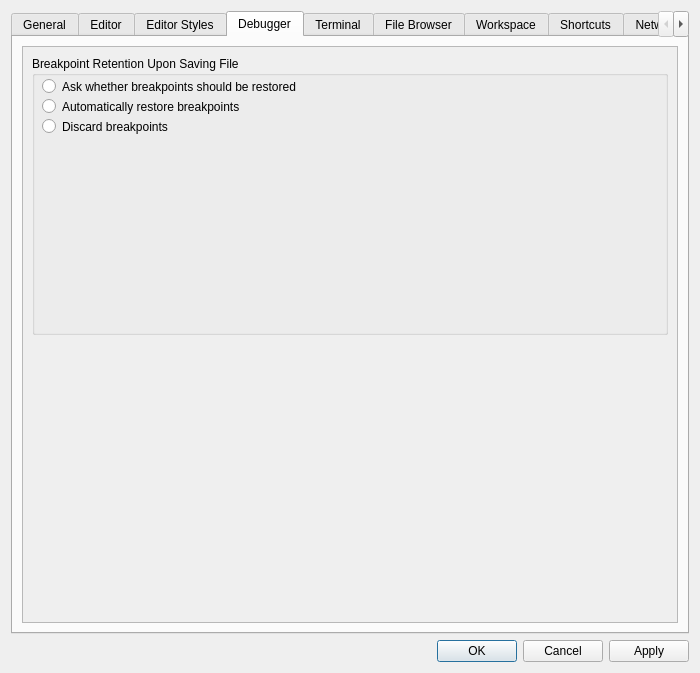
The window that libgui/src/settings-dialog.ui (ctaggart/octave) describes before a commit, drawn with Qt 5.
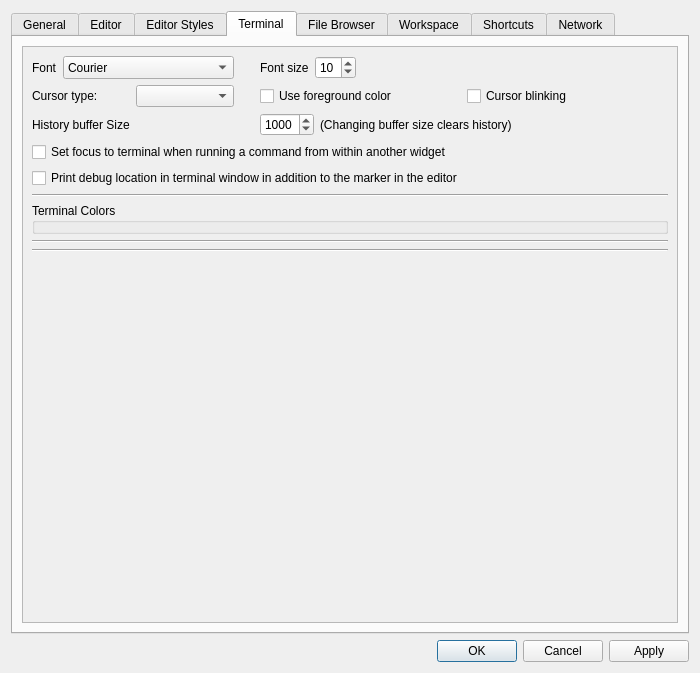
The same window after the commit.

Commit message:
always restore breakpoints of an editor file after saving
* file-editor-tab.cc (save_file): always restore the breakpoints without
  checking preferences or asking the user;
  (notice_settings): no more preferences for restoring the breakpoints

* file-editor-tab.h: removed obsolete class varaibale

* settings-dialog.cc (settings_dialog, write_changed_settings): no more
  references for restoring breakpoints

* settings-dialog.ui: removed tab for debugger settings

```diff
--- a/libgui/src/settings-dialog.ui
+++ b/libgui/src/settings-dialog.ui
@@ -1499,111 +1499,6 @@
        </item>
       </layout>
      </widget>
-     <widget class="QWidget" name="tab_debugger">
-      <attribute name="title">
-       <string>Debugger</string>
-      </attribute>
-      <layout class="QVBoxLayout" name="vlayout_dbg_00">
-       <item>
-        <widget class="QScrollArea" name="scrollArea_8">
-         <property name="maximumSize">
-          <size>
-           <width>16777215</width>
-           <height>16777215</height>
-          </size>
-         </property>
-         <property name="widgetResizable">
-          <bool>true</bool>
-         </property>
-         <widget class="QWidget" name="scrollAreaWidgetContents_9">
-          <property name="geometry">
-           <rect>
-            <x>0</x>
-            <y>0</y>
-            <width>658</width>
-            <height>571</height>
-           </rect>
-          </property>
-          <layout class="QVBoxLayout" name="vlayout_dbg_01">
-           <item>
-            <layout class="QVBoxLayout" name="vlayout_dbg_02">
-             <item>
-              <layout class="QGridLayout" name="glayout_dbg_01">
-               <item row="4" column="0">
-                <widget class="QGroupBox" name="groupbox_dbg_01">
-                 <property name="sizePolicy">
-                  <sizepolicy hsizetype="Expanding" vsizetype="Expanding">
-                   <horstretch>0</horstretch>
-                   <verstretch>0</verstretch>
-                  </sizepolicy>
-                 </property>
-                 <property name="title">
-                  <string>Breakpoint Retention Upon Saving File</string>
-                 </property>
-                 <widget class="QRadioButton" name="debugger_filesave_ask">
-                  <property name="geometry">
-                   <rect>
-                    <x>10</x>
-                    <y>20</y>
-                    <width>273</width>
-                    <height>21</height>
-                   </rect>
-                  </property>
-                  <property name="text">
-                   <string>Ask whether breakpoints should be restored</string>
-                  </property>
-                 </widget>
-                 <widget class="QRadioButton" name="debugger_filesave_restore">
-                  <property name="geometry">
-                   <rect>
-                    <x>10</x>
-                    <y>40</y>
-                    <width>231</width>
-                    <height>21</height>
-                   </rect>
-                  </property>
-                  <property name="text">
-                   <string>Automatically restore breakpoints</string>
-                  </property>
-                 </widget>
-                 <widget class="QRadioButton" name="debugger_filesave_discard">
-                  <property name="geometry">
-                   <rect>
-                    <x>10</x>
-                    <y>60</y>
-                    <width>231</width>
-                    <height>21</height>
-                   </rect>
-                  </property>
-                  <property name="text">
-                   <string>Discard breakpoints</string>
-                  </property>
-                 </widget>
-                </widget>
-               </item>
-              </layout>
-             </item>
-            </layout>
-           </item>
-           <item>
-            <spacer name="vspacer_dbg_01">
-             <property name="orientation">
-              <enum>Qt::Vertical</enum>
-             </property>
-             <property name="sizeHint" stdset="0">
-              <size>
-               <width>20</width>
-               <height>40</height>
-              </size>
-             </property>
-            </spacer>
-           </item>
-          </layout>
-         </widget>
-        </widget>
-       </item>
-      </layout>
-     </widget>
      <widget class="QWidget" name="tab_terminal">
       <attribute name="title">
        <string>Terminal</string>
```
The commit also changes 3 other files.
